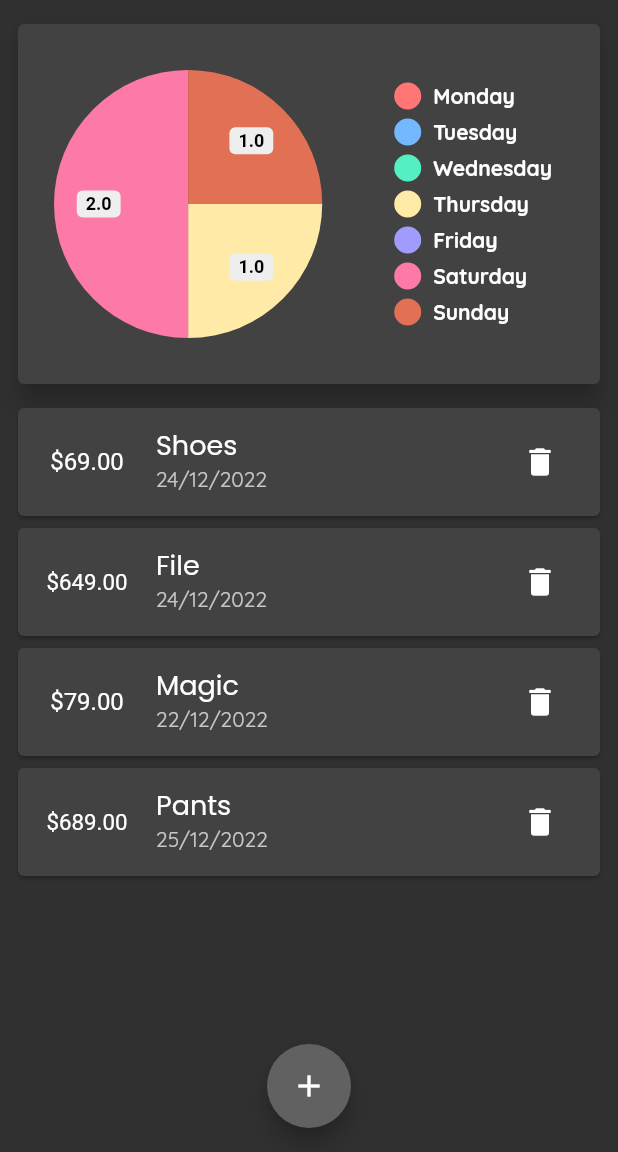
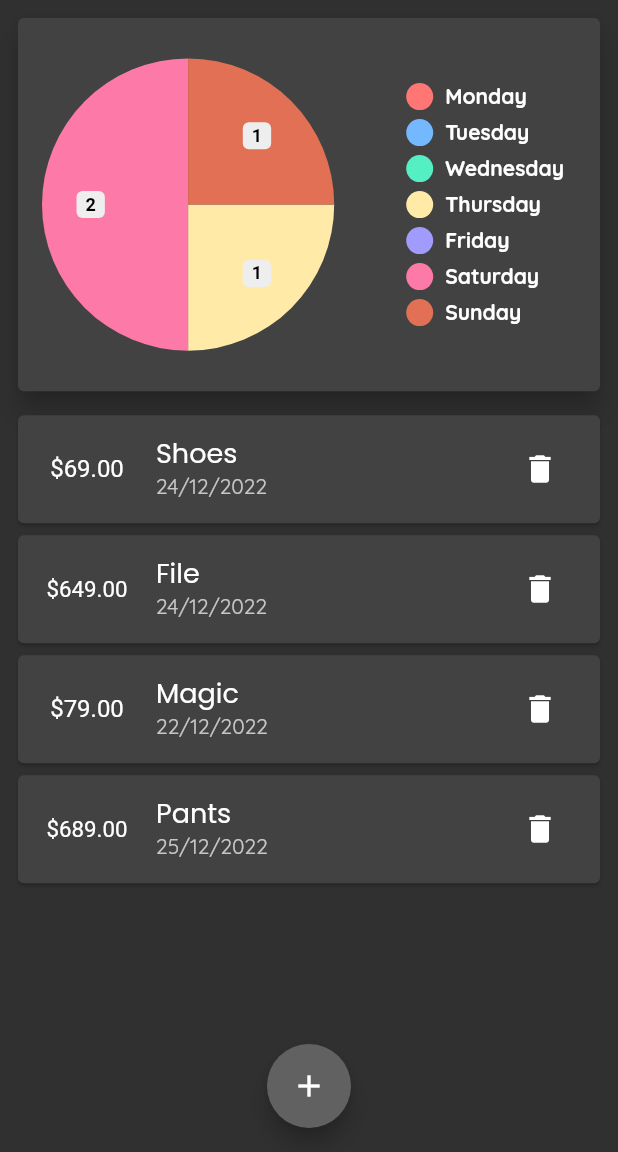
Before and after one commit to IqmanS/flutter-personal-expenses-manager, a Flutter app: the screen it shows after launch, on a phone screen of 412 x 824 dp, the part 84-1236 px from its top. Run offline on Flutter 3.47's test engine with Material 2 defaults, Android fonts, the phone set to English and light mode, and no system bars; drawn by our look-alikes of pie_chart; our stand-ins replace flutter_svg, google_fonts.

```diff
--- a/lib/Widgets/chart.dart
+++ b/lib/Widgets/chart.dart
@@ -1,3 +1,7 @@
+// ignore_for_file: prefer_const_constructors
+
+import 'dart:math';
+
 import 'package:flutter/material.dart';
 import 'package:intl/intl.dart';
 import 'package:personal_expense/Model/transaction.dart';
@@ -39,13 +43,25 @@ class _TransactionChartState extends State<TransactionChart> {
     final dataMap = transactionToMap(widget.userTransaction);
     print(dataMap);
     return Card(
-      elevation: 7,
-      child: Container(
-        height: 240,
-        width: double.infinity,
-        padding: const EdgeInsets.all(16.0),
-        child: Center(child: PieChart(dataMap: dataMap)),
-      ),
-    );
+        elevation: 7,
+        child: Container(
+          width: double.infinity,
+          padding: const EdgeInsets.all(8.0),
+          child: Center(
+            child: PieChart(
+              chartValuesOptions: ChartValuesOptions(
+                decimalPlaces: 0,
+                showChartValueBackground: true,
+              ),
+              dataMap: dataMap,
+              legendOptions: MediaQuery.of(context).size.height <
+                      MediaQuery.of(context).size.width
+                  ? LegendOptions(
+                      showLegends: false,
+                    )
+                  : LegendOptions(),
+            ),
+          ),
+        ));
   }
 }
--- a/lib/Widgets/transaction_list.dart
+++ b/lib/Widgets/transaction_list.dart
@@ -1,4 +1,4 @@
-// ignore_for_file: must_be_immutable, use_key_in_widget_constructors, avoid_print
+// ignore_for_file: must_be_immutable, use_key_in_widget_constructors, avoid_print, sized_box_for_whitespace, non_constant_identifier_names
 
 import 'package:flutter/material.dart';
 import 'package:personal_expense/Model/transaction.dart';
@@ -13,9 +13,7 @@ class TransactionList extends StatelessWidget {
   //TransactionList(this.transactions);
   @override
   Widget build(BuildContext context) {
-    return Container(
-      height: 410,
-      child: ListView.builder(
+    return ListView.builder(
       itemBuilder: (context, index) {
         return Container(
           height: 80,
@@ -30,7 +28,7 @@ class TransactionList extends StatelessWidget {
                   child: FittedBox(
                     child: Text(
                       "\$${transactions[index].amount.toStringAsFixed(2)}",
-                        style: TextStyle(color: Colors.white),
+                      style: const TextStyle(color: Colors.white),
                     ),
                   ),
                 ),
@@ -45,7 +43,7 @@ class TransactionList extends StatelessWidget {
                     fontSize: 18),
               ),
               trailing: IconButton(
-                  icon: Icon(Icons.delete),
+                icon: const Icon(Icons.delete),
                 onPressed: () => deleteTx(transactions[index].id),
               ),
               subtitle: Text(Date(transactions[index].date)),
@@ -54,7 +52,6 @@ class TransactionList extends StatelessWidget {
         );
       },
       itemCount: transactions.length,
-      ),
     );
   }
 }
--- a/lib/main.dart
+++ b/lib/main.dart
@@ -1,3 +1,7 @@
+// ignore_for_file: sized_box_for_whitespace
+
+import 'dart:math';
+
 import 'package:flutter/material.dart';
 import 'package:flutter_svg/flutter_svg.dart';
 import 'package:google_fonts/google_fonts.dart';
@@ -53,12 +57,12 @@ class _MyHomePageState extends State<MyHomePage> {
         id: "2",
         title: "Magic",
         amount: 79,
-        date: DateTime.now().subtract(Duration(days: 2))),
+        date: DateTime.now().subtract(const Duration(days: 2))),
     Transaction(
         id: "3",
         title: "Pants",
         amount: 689,
-        date: DateTime.now().subtract(Duration(days: -1)))
+        date: DateTime.now().subtract(const Duration(days: -1)))
   ];
   void _addNewTransaction(String title, double amount, DateTime choosenDate) {
     final newTrans = Transaction(
@@ -91,14 +95,17 @@ class _MyHomePageState extends State<MyHomePage> {
     );
   }
 
+  bool _showChart = false;
+
   @override
   Widget build(BuildContext context) {
-    return Scaffold(
-      appBar: AppBar(
+    final bool isLandscape =
+        MediaQuery.of(context).orientation == Orientation.landscape;
+    final appBar = AppBar(
       actions: <Widget>[
         IconButton(
           onPressed: () => _startAddNewTransaction(context),
-            icon: Icon(Icons.add),
+          icon: const Icon(Icons.add),
         )
       ],
       elevation: 0,
@@ -106,47 +113,73 @@ class _MyHomePageState extends State<MyHomePage> {
         "Personal Expenses",
       ),
       centerTitle: true,
+    );
+    final txChart = Container(
+      padding: const EdgeInsets.fromLTRB(8, 8, 8, 4),
+      height: (MediaQuery.of(context).size.height -
+              appBar.preferredSize.height -
+              MediaQuery.of(context).padding.top -
+              MediaQuery.of(context).padding.bottom) *
+          0.75,
+      child: TransactionChart(userTransaction: userTransaction),
+    );
+    final txList = userTransaction.isEmpty
+        ? Column(
+            children: [
+              //Flexible(child: Container(), flex: 1),
+              SvgPicture.asset(
+                "assets/undraw_Empty.svg",
+                height: (MediaQuery.of(context).size.height) * 0.65,
               ),
+              const Text(
+                "No Expense added",
+                style: TextStyle(fontSize: 18),
+              ),
+            ],
+          )
+        : Container(
+            padding: const EdgeInsets.fromLTRB(8, 4, 8, 8),
+            height: (MediaQuery.of(context).size.height -
+                    appBar.preferredSize.height -
+                    MediaQuery.of(context).padding.top -
+                    MediaQuery.of(context).padding.bottom) *
+                0.65,
+            child: TransactionList(
+              transactions: userTransaction,
+              deleteTx: _deleteTransaction,
+            ),
+          );
+    return Scaffold(
+      appBar: appBar,
       body: SingleChildScrollView(
-        child: Container(
-          padding: const EdgeInsets.all(8.0),
         child: Column(
           crossAxisAlignment: CrossAxisAlignment.center,
           mainAxisAlignment: MainAxisAlignment.start,
           children: [
-              const SizedBox(height: 4),
+            if (isLandscape)
+              Row(mainAxisAlignment: MainAxisAlignment.center, children: [
+                const Text("Show Chart"),
+                Switch(
+                    value: _showChart,
+                    onChanged: (val) {
+                      setState(() {
+                        _showChart = val;
+                      });
+                    })
+              ]),
+            if (isLandscape) _showChart ? txChart : txList,
+            if (!isLandscape)
               Container(
+                padding: const EdgeInsets.fromLTRB(8, 8, 8, 4),
+                height: (MediaQuery.of(context).size.height -
+                        appBar.preferredSize.height -
+                        MediaQuery.of(context).padding.top -
+                        MediaQuery.of(context).padding.bottom) *
+                    0.35,
                 child: TransactionChart(userTransaction: userTransaction),
               ),
-              const SizedBox(height: 8),
-              // TransactionInput(),
-              userTransaction.isEmpty
-                  ? Container(
-                      height: 500,
-                      child: Column(
-                        children: [
-                          Flexible(child: Container(), flex: 1),
-                          SvgPicture.asset(
-                            "assets/undraw_Empty.svg",
-                            height: 240,
-                          ),
-                          const Flexible(
-                            flex: 2,
-                            child: Text(
-                              "No Expense added",
-                              style: TextStyle(fontSize: 18),
-                            ),
-                          ),
+            if (!isLandscape) txList
           ],
-                      ),
-                    )
-                  : TransactionList(
-                      transactions: userTransaction,
-                      deleteTx: _deleteTransaction,
-                    ),
-              //UserTransactions(),
-            ],
-          ),
         ),
       ),
       floatingActionButton: FloatingActionButton(
```
Lines whose indentation alone changed are shown as unchanged.
